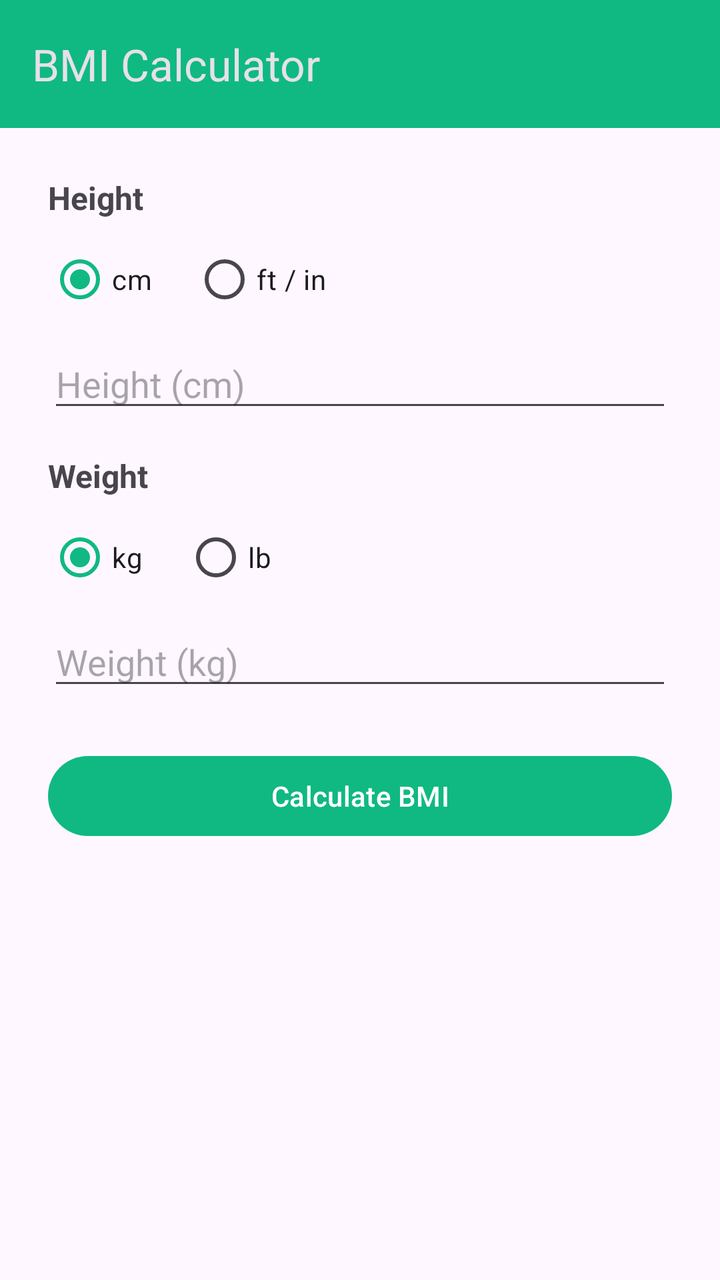
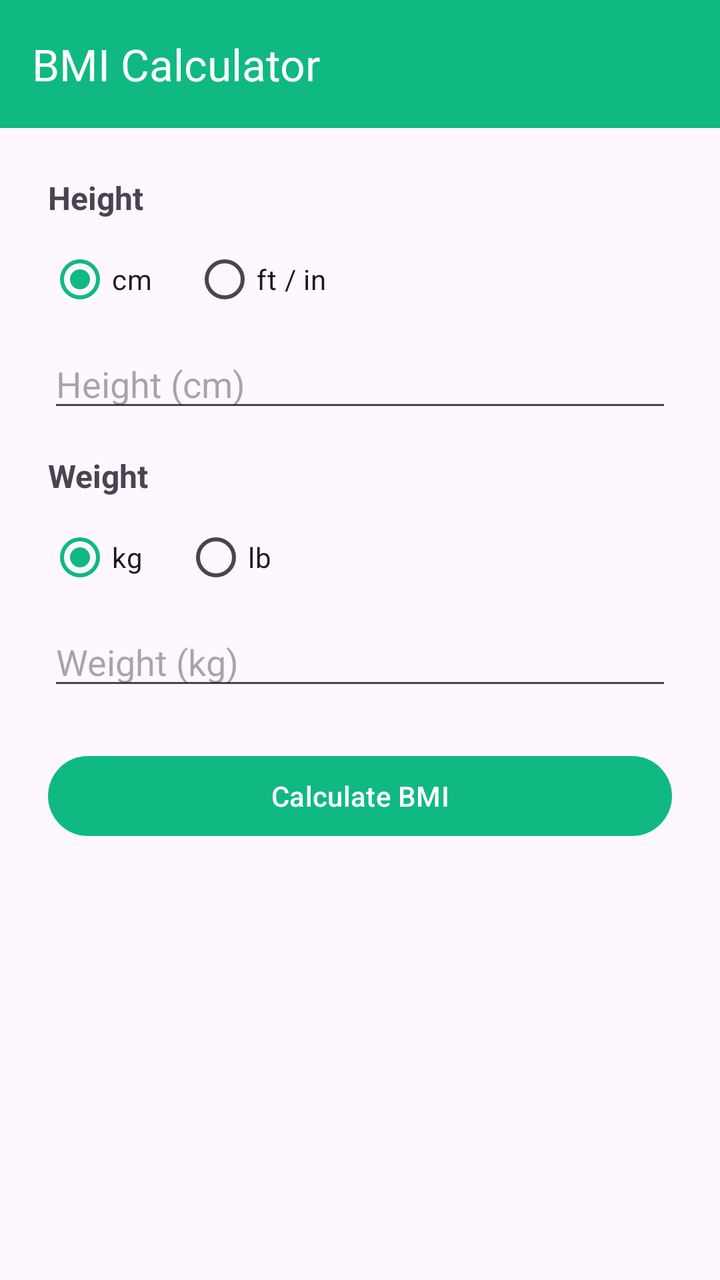

Compare the two renders of this Android layout. The source of the first and the diff that turns it into the second are given below.
<!-- AndroidManifest.xml: application theme Theme.StepCoin -->
<!-- res/layout/activity_bmi.xml -->
<?xml version="1.0" encoding="utf-8"?>
<LinearLayout xmlns:android="http://schemas.android.com/apk/res/android"
    xmlns:app="http://schemas.android.com/apk/res-auto"
    android:layout_width="match_parent"
    android:layout_height="match_parent"
    android:orientation="vertical">

    <com.google.android.material.appbar.MaterialToolbar
        android:id="@+id/toolbar"
        android:layout_width="match_parent"
        android:layout_height="?attr/actionBarSize"
        android:background="@color/primary"
        android:theme="@style/ThemeOverlay.Material3.Dark"
        app:title="BMI Calculator" />

    <ScrollView
        android:layout_width="match_parent"
        android:layout_height="match_parent">

        <LinearLayout
            android:layout_width="match_parent"
            android:layout_height="wrap_content"
            android:orientation="vertical"
            android:padding="24dp">

            
            <TextView
                android:layout_width="wrap_content"
                android:layout_height="wrap_content"
                android:text="Height"
                android:textStyle="bold"
                android:textSize="16sp"
                android:layout_marginBottom="6dp" />

            <RadioGroup
                android:id="@+id/heightUnit"
                android:layout_width="wrap_content"
                android:layout_height="wrap_content"
                android:orientation="horizontal"
                android:layout_marginBottom="6dp">
                <RadioButton
                    android:id="@+id/rbCm"
                    android:layout_width="wrap_content"
                    android:layout_height="wrap_content"
                    android:text="cm"
                    android:checked="true" />
                <RadioButton
                    android:id="@+id/rbFtIn"
                    android:layout_width="wrap_content"
                    android:layout_height="wrap_content"
                    android:layout_marginStart="20dp"
                    android:text="ft / in" />
            </RadioGroup>

            <EditText
                android:id="@+id/heightCm"
                android:layout_width="match_parent"
                android:layout_height="wrap_content"
                android:hint="Height (cm)"
                android:inputType="numberDecimal"
                android:layout_marginBottom="16dp" />

            <LinearLayout
                android:id="@+id/ftinRow"
                android:layout_width="match_parent"
                android:layout_height="wrap_content"
                android:orientation="horizontal"
                android:visibility="gone"
                android:layout_marginBottom="16dp">
                <EditText
                    android:id="@+id/feet"
                    android:layout_width="0dp"
                    android:layout_height="wrap_content"
                    android:layout_weight="1"
                    android:hint="Feet"
                    android:inputType="number"
                    android:layout_marginEnd="8dp" />
                <EditText
                    android:id="@+id/inch"
                    android:layout_width="0dp"
                    android:layout_height="wrap_content"
                    android:layout_weight="1"
                    android:hint="Inches"
                    android:inputType="numberDecimal" />
            </LinearLayout>

            
            <TextView
                android:layout_width="wrap_content"
                android:layout_height="wrap_content"
                android:text="Weight"
                android:textStyle="bold"
                android:textSize="16sp"
                android:layout_marginBottom="6dp" />

            <RadioGroup
                android:id="@+id/weightUnit"
                android:layout_width="wrap_content"
                android:layout_height="wrap_content"
                android:orientation="horizontal"
                android:layout_marginBottom="6dp">
                <RadioButton
                    android:id="@+id/rbKg"
                    android:layout_width="wrap_content"
                    android:layout_height="wrap_content"
                    android:text="kg"
                    android:checked="true" />
                <RadioButton
                    android:id="@+id/rbLb"
                    android:layout_width="wrap_content"
                    android:layout_height="wrap_content"
                    android:layout_marginStart="20dp"
                    android:text="lb" />
            </RadioGroup>

            <EditText
                android:id="@+id/weightInput"
                android:layout_width="match_parent"
                android:layout_height="wrap_content"
                android:hint="Weight (kg)"
                android:inputType="numberDecimal"
                android:layout_marginBottom="24dp" />

            <Button
                android:id="@+id/calcBtn"
                android:layout_width="match_parent"
                android:layout_height="wrap_content"
                android:text="Calculate BMI" />

            <TextView
                android:id="@+id/result"
                android:layout_width="match_parent"
                android:layout_height="wrap_content"
                android:text=""
                android:textSize="22sp"
                android:textStyle="bold"
                android:gravity="center"
                android:layout_marginTop="28dp" />
        </LinearLayout>
    </ScrollView>
</LinearLayout>
<!-- resources referenced by this layout -->
<resources>
  <color name="primary">#10B981</color>
  <style name="Theme.StepCoin" parent="Theme.Material3.DayNight.NoActionBar">
          <item name="colorPrimary">@color/primary</item>
          <item name="colorOnPrimary">@color/white</item>
      </style>
  <color name="white">#FFFFFFFF</color>
</resources>

<!-- the commit's change to res/layout/activity_bmi.xml (unified diff, before → after) -->
@@ -10,8 +10,9 @@
         android:layout_width="match_parent"
         android:layout_height="?attr/actionBarSize"
         android:background="@color/primary"
-        android:theme="@style/ThemeOverlay.Material3.Dark"
-        app:title="BMI Calculator" />
+        app:title="BMI Calculator"
+        app:titleTextColor="@color/white"
+        app:navigationIconTint="@color/white" />
 
     <ScrollView
         android:layout_width="match_parent"
